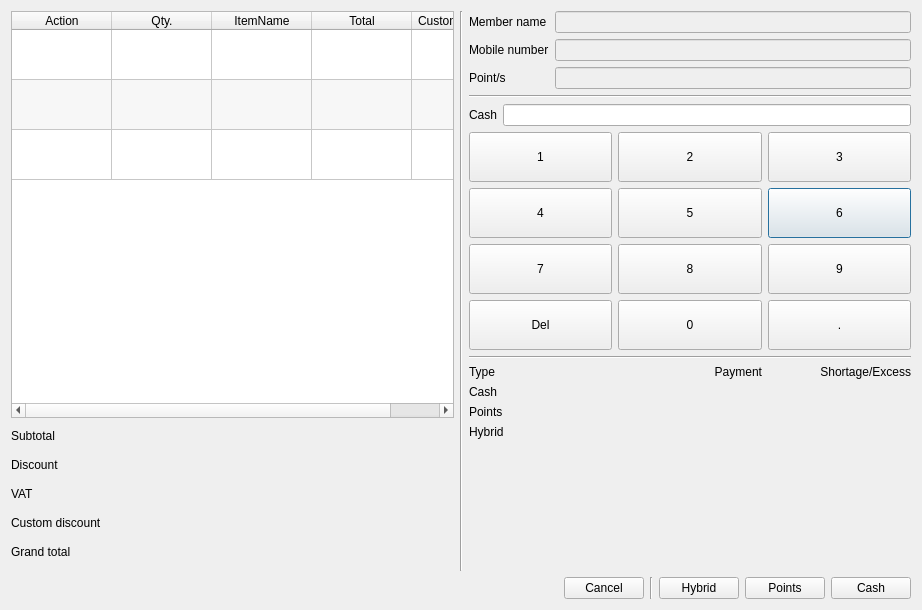
Above: app/views/templates/InOrder.ui from rondalefloyd/mts-pos before the change. Below: the same form after it.
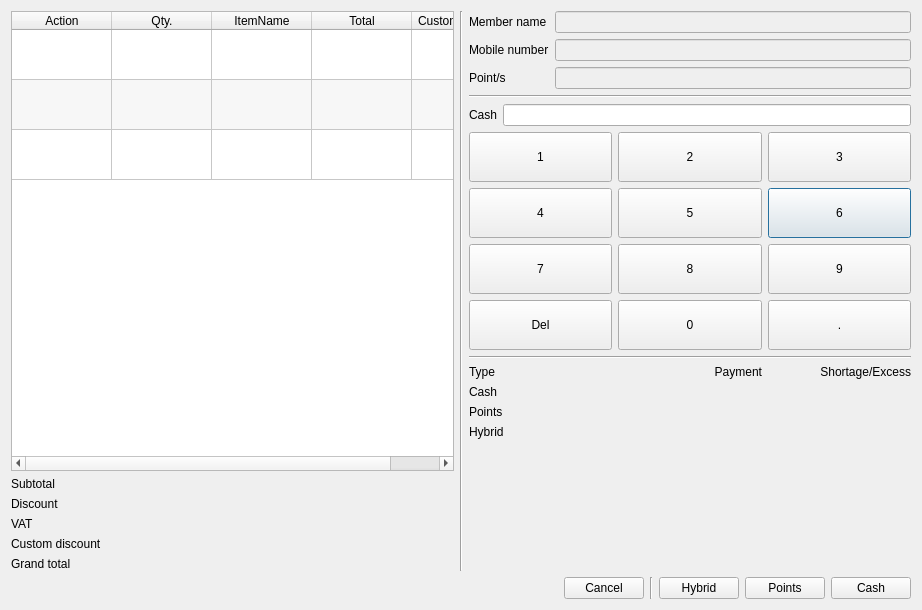
That is the form after the change.

```diff
--- a/app/views/templates/InOrder.ui
+++ b/app/views/templates/InOrder.ui
@@ -105,7 +105,7 @@
           <widget class="QLabel" name="labelSubtotal">
            <property name="font">
             <font>
-             <pointsize>15</pointsize>
+             <pointsize>8</pointsize>
              <weight>75</weight>
              <bold>true</bold>
             </font>
@@ -129,7 +129,7 @@
           <widget class="QLabel" name="labelDiscount">
            <property name="font">
             <font>
-             <pointsize>15</pointsize>
+             <pointsize>8</pointsize>
              <weight>75</weight>
              <bold>true</bold>
             </font>
@@ -153,7 +153,7 @@
           <widget class="QLabel" name="labelTax">
            <property name="font">
             <font>
-             <pointsize>15</pointsize>
+             <pointsize>8</pointsize>
              <weight>75</weight>
              <bold>true</bold>
             </font>
@@ -177,7 +177,7 @@
           <widget class="QLabel" name="labelCustomDiscount">
            <property name="font">
             <font>
-             <pointsize>15</pointsize>
+             <pointsize>8</pointsize>
              <weight>75</weight>
              <bold>true</bold>
             </font>
@@ -201,7 +201,7 @@
           <widget class="QLabel" name="labelGrandTotal">
            <property name="font">
             <font>
-             <pointsize>20</pointsize>
+             <pointsize>8</pointsize>
              <weight>75</weight>
              <bold>true</bold>
             </font>
```
